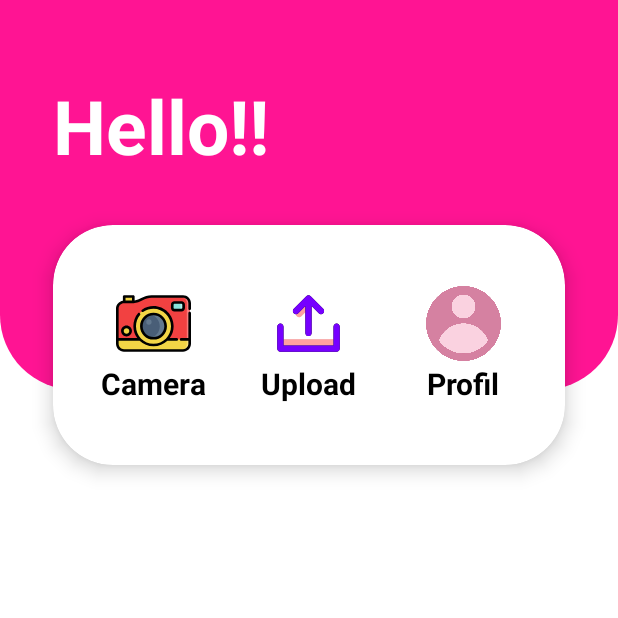
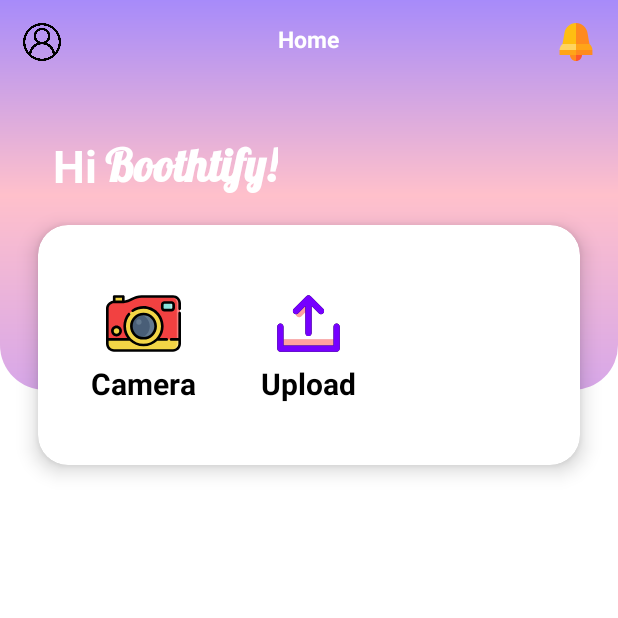
Before and after one commit to Rakhasptro/BelajarAndroidStudio, an Android app: the screen it shows after launch once a user with an empty profile is signed in (MainActivity), on a phone screen of 412 x 824 dp, the top half of it. Run offline under Robolectric (Android 15) with nearby library versions, the phone set to English and light mode, and no system bars; our stand-ins replace Firebase (no records; nobody signed in at launch, a user with empty details on screens opened directly).

Commit message:
update main

```diff
--- /dev/null
+++ b/app/src/main/res/drawable/ic_notif_icon.xml
@@ -0,0 +1,30 @@
+<vector xmlns:android="http://schemas.android.com/apk/res/android"
+    android:width="800dp"
+    android:height="800dp"
+    android:viewportWidth="512"
+    android:viewportHeight="512">
+  <path
+      android:pathData="M174.74,430.93c0,44.88 36.38,81.07 81.26,81.07l22.26,-103.33L174.74,430.93z"
+      android:fillColor="#FF8A1E"/>
+  <path
+      android:pathData="M256,512c44.88,0 81.26,-36.19 81.26,-81.07L256,408.67V512L256,512z"
+      android:fillColor="#FF562B"/>
+  <path
+      android:pathData="M34.85,364.14l0,66.79l221.15,0l22.26,-89.05z"
+      android:fillColor="#FFA418"/>
+  <path
+      android:pathData="M256,0C176.16,0 111.84,59.67 99.96,136.48c-5.68,36.76 -25.84,146.54 -25.84,146.54l204.14,22.26L256,0z"
+      android:fillColor="#FFBE11"/>
+  <path
+      android:pathData="M437.88,283.02c0,0 -20.16,-109.77 -25.84,-146.54C400.16,59.67 335.84,0 256,0v305.28L437.88,283.02z"
+      android:fillColor="#FF8A1E"/>
+  <path
+      android:pathData="M256,341.88l0,89.05l221.15,0l0,-66.79z"
+      android:fillColor="#FF8A1E"/>
+  <path
+      android:pathData="M256,283.02H74.12c-23.91,18.92 -39.28,48.42 -39.28,81.13H256l22.26,-40.56L256,283.02z"
+      android:fillColor="#FFD460"/>
+  <path
+      android:pathData="M437.88,283.02H256v81.13h221.15C477.15,331.43 461.78,301.94 437.88,283.02z"
+      android:fillColor="#FFA418"/>
+</vector>
--- /dev/null
+++ b/app/src/main/res/drawable/ic_notification_bell.xml
@@ -0,0 +1,5 @@
+<vector xmlns:android="http://schemas.android.com/apk/res/android" android:height="24dp" android:tint="#000000" android:viewportHeight="960" android:viewportWidth="960" android:width="24dp">
+
+    <path android:fillColor="@android:color/white" android:pathData="M440,600L520,600L520,520L600,520L600,440L520,440L520,360L440,360L440,440L360,440L360,520L440,520L440,600ZM160,760L160,680L240,680L240,400Q240,317 290,252.5Q340,188 420,168L420,140Q420,115 437.5,97.5Q455,80 480,80Q505,80 522.5,97.5Q540,115 540,140L540,168Q620,188 670,252.5Q720,317 720,400L720,680L800,680L800,760L160,760ZM480,460L480,460L480,460L480,460Q480,460 480,460Q480,460 480,460Q480,460 480,460Q480,460 480,460ZM480,880Q447,880 423.5,856.5Q400,833 400,800L560,800Q560,833 536.5,856.5Q513,880 480,880ZM320,680L640,680L640,400Q640,334 593,287Q546,240 480,240Q414,240 367,287Q320,334 320,400L320,680Z"/>
+
+</vector>
--- a/app/src/main/res/drawable/main_container.xml
+++ b/app/src/main/res/drawable/main_container.xml
@@ -2,8 +2,8 @@
 <shape xmlns:android="http://schemas.android.com/apk/res/android">
     <solid android:color="@color/white" />
     <corners
-        android:topLeftRadius="50dp"
-        android:topRightRadius="50dp"
-        android:bottomLeftRadius="50dp"
-        android:bottomRightRadius="50dp" />
+        android:topLeftRadius="20dp"
+        android:topRightRadius="20dp"
+        android:bottomLeftRadius="20dp"
+        android:bottomRightRadius="20dp" />
 </shape>
--- a/app/src/main/res/drawable/oval_container.xml
+++ b/app/src/main/res/drawable/oval_container.xml
@@ -1,7 +1,12 @@
 <?xml version="1.0" encoding="utf-8"?>
     <shape xmlns:android="http://schemas.android.com/apk/res/android">
-        <solid android:color="@color/pink" />
         <corners
-            android:bottomLeftRadius="50dp"
-            android:bottomRightRadius="50dp" />
+            android:bottomLeftRadius="30dp"
+            android:bottomRightRadius="30dp" />
+    <gradient
+        android:type="linear"
+        android:angle="90"
+        android:startColor="@color/gradient_top_light_purple"
+        android:centerColor="@color/gradient_mid_pink"
+        android:endColor="@color/gradient_bottom_deep_purple"/>
     </shape>
--- a/app/src/main/res/layout/activity_main.xml
+++ b/app/src/main/res/layout/activity_main.xml
@@ -1,6 +1,5 @@
 <?xml version="1.0" encoding="utf-8"?>
-<androidx.constraintlayout.widget.ConstraintLayout
-    xmlns:android="http://schemas.android.com/apk/res/android"
+<androidx.constraintlayout.widget.ConstraintLayout xmlns:android="http://schemas.android.com/apk/res/android"
     xmlns:app="http://schemas.android.com/apk/res-auto"
     xmlns:tools="http://schemas.android.com/tools"
     android:id="@+id/main"
@@ -22,23 +21,100 @@
         android:id="@+id/title"
         android:layout_width="wrap_content"
         android:layout_height="wrap_content"
+        android:layout_marginStart="35dp"
+        android:layout_marginTop="90dp"
         android:text="@string/welcome_title"
         android:textColor="@color/white"
-        android:layout_marginTop="50dp"
-        android:layout_marginStart="35dp"
-        android:textSize="50sp"
+        android:textSize="30sp"
         android:textStyle="bold"
-        app:layout_constraintTop_toTopOf="parent"
-        app:layout_constraintStart_toStartOf="parent" />
+        app:layout_constraintStart_toStartOf="parent"
+        app:layout_constraintTop_toTopOf="parent" />
+
+    <TextView
+        android:id="@+id/title_user"
+        android:layout_width="wrap_content"
+        android:layout_height="wrap_content"
+        android:layout_marginStart="70dp"
+        android:layout_marginTop="91dp"
+        android:fontFamily="@font/lobster_regular"
+        android:text="@string/title_user"
+        android:textColor="@color/white"
+        android:textSize="30sp"
+        android:textStyle="bold"
+        app:layout_constraintStart_toStartOf="parent"
+        app:layout_constraintTop_toTopOf="parent" />
+
+    <LinearLayout
+        android:layout_width="0dp"
+        android:layout_height="wrap_content"
+        android:layout_marginTop="15dp"
+        android:gravity="fill_vertical"
+        android:orientation="horizontal"
+        android:weightSum="3"
+        android:baselineAligned="false"
+        app:layout_constraintEnd_toEndOf="parent"
+        app:layout_constraintStart_toStartOf="parent"
+        app:layout_constraintTop_toTopOf="parent">
+
+        <LinearLayout
+            android:layout_width="0dp"
+            android:layout_height="wrap_content"
+            android:layout_marginStart="15dp"
+            android:layout_weight="1"
+            android:gravity="start"
+            android:orientation="vertical">
+
+            <ImageView
+                android:id="@+id/icon_profile"
+                android:layout_width="25dp"
+                android:layout_height="25dp"
+                android:background="?attr/selectableItemBackgroundBorderless"
+                android:contentDescription="@string/des_content3"
+                android:src="@drawable/ic_profile_icon" />
+        </LinearLayout>
+
+        <LinearLayout
+            android:layout_width="0dp"
+            android:layout_height="wrap_content"
+            android:layout_weight="1"
+            android:gravity="center"
+            android:orientation="vertical">
+
+            <TextView
+                android:id="@+id/page_home"
+                android:layout_width="wrap_content"
+                android:layout_height="wrap_content"
+                android:text="@string/page_home"
+                android:textColor="@color/white"
+                android:textSize="15sp"
+                android:textStyle="bold" />
+        </LinearLayout>
+
+        <LinearLayout
+            android:layout_width="0dp"
+            android:layout_height="wrap_content"
+            android:layout_marginEnd="15dp"
+            android:layout_weight="1"
+            android:gravity="end"
+            android:orientation="vertical">
+
+            <ImageView
+                android:id="@+id/icon_settings"
+                android:layout_width="25dp"
+                android:layout_height="25dp"
+                android:src="@drawable/ic_notif_icon"
+                android:contentDescription="@string/des_content4"/>
+        </LinearLayout>
+    </LinearLayout>
 
     <androidx.cardview.widget.CardView
         android:id="@+id/card_login"
         android:layout_width="0dp"
         android:layout_height="160dp"
-        android:layout_marginStart="35dp"
+        android:layout_marginStart="25dp"
+        android:layout_marginEnd="25dp"
         android:layout_marginTop="150dp"
-        android:layout_marginEnd="35dp"
-        app:cardCornerRadius="40dp"
+        app:cardCornerRadius="20dp"
         app:cardElevation="8dp"
         app:layout_constraintEnd_toEndOf="parent"
         app:layout_constraintStart_toStartOf="parent"
@@ -47,79 +123,61 @@
         <LinearLayout
             android:layout_width="match_parent"
             android:layout_height="match_parent"
+            android:gravity="center_vertical"
             android:orientation="horizontal"
+            android:padding="16dp"
             android:weightSum="3"
-            android:padding="16dp"
-            android:gravity="center_vertical">
+            android:baselineAligned="false">
+
             <LinearLayout
                 android:layout_width="0dp"
                 android:layout_height="wrap_content"
                 android:layout_weight="1"
-                android:orientation="vertical"
-                android:gravity="center">
+                android:gravity="center"
+                android:orientation="vertical">
+
                 <ImageView
-                    android:id="@+id/icon_kamera"
+                    android:id="@+id/icon_camera"
                     android:layout_width="50dp"
                     android:layout_height="50dp"
-                    android:src="@drawable/ic_camera_alert"
                     android:background="?attr/selectableItemBackgroundBorderless"
-                    android:contentDescription="@string/des_content1"/>
+                    android:contentDescription="@string/des_content1"
+                    android:src="@drawable/ic_camera_alert" />
+
                 <TextView
                     android:layout_width="wrap_content"
                     android:layout_height="wrap_content"
+                    android:layout_marginTop="1dp"
                     android:text="@string/cam"
-                    android:textStyle="bold"
                     android:textColor="@color/black"
                     android:textSize="20sp"
-                    android:layout_marginTop="1dp"/>
+                    android:textStyle="bold" />
             </LinearLayout>
 
             <LinearLayout
                 android:layout_width="0dp"
                 android:layout_height="wrap_content"
                 android:layout_weight="1"
-                android:orientation="vertical"
-                android:gravity="center">
+                android:gravity="center"
+                android:orientation="vertical">
+
                 <ImageView
                     android:id="@+id/icon_file"
                     android:layout_width="50dp"
                     android:layout_height="50dp"
-                    android:src="@drawable/ic_upload_photo"
                     android:background="?attr/selectableItemBackgroundBorderless"
-                    android:contentDescription="@string/des_content2"/>
+                    android:contentDescription="@string/des_content2"
+                    android:src="@drawable/ic_upload_photo" />
+
                 <TextView
                     android:layout_width="wrap_content"
                     android:layout_height="wrap_content"
-                    android:textStyle="bold"
+                    android:layout_marginTop="1dp"
+                    android:text="@string/upload_photo"
                     android:textColor="@color/black"
-                    android:text="@string/upload_photo"
                     android:textSize="20sp"
-                    android:layout_marginTop="1dp"/>
+                    android:textStyle="bold" />
             </LinearLayout>
-
-            <LinearLayout
-                android:layout_width="0dp"
-                android:layout_height="wrap_content"
-                android:layout_weight="1"
-                android:orientation="vertical"
-                android:gravity="center">
-                <ImageView
-                    android:id="@+id/icon_profile"
-                    android:layout_width="50dp"
-                    android:layout_height="50dp"
-                    android:src="@drawable/ic_icon_profile"
-                    android:background="?attr/selectableItemBackgroundBorderless"
-                    android:contentDescription="@string/des_content3"/>
-                <TextView
-                    android:layout_width="wrap_content"
-                    android:layout_height="wrap_content"
-                    android:textStyle="bold"
-                    android:textColor="@color/black"
-                    android:text="@string/profil"
-                    android:textSize="20sp"
-                    android:layout_marginTop="1dp"/>
-            </LinearLayout>
-
         </LinearLayout>
     </androidx.cardview.widget.CardView>
 </androidx.constraintlayout.widget.ConstraintLayout>
--- a/app/src/main/res/values/colors.xml
+++ b/app/src/main/res/values/colors.xml
@@ -7,8 +7,13 @@
     <color name="teal_700">#FF018786</color>
     <color name="black">#FF000000</color>
     <color name="white">#FFFFFFFF</color>
-    <color name="pink">#ff1493</color>
+    <color name="royal_fuchsia">#CF268A</color>
     <color name="ungu">#9441bd</color>
     <color name="transparent">#00FFFFFF</color>
     <color name="grey">#e9e9e9</color>
+    <color name="gradient_start_purple">#E1BEE7</color>
+    <color name="gradient_mid_pink">#FFC0CB</color>
+    <color name="gradient_end_orange">#FFDAB9</color>
+    <color name="gradient_top_light_purple">#D7A7E9</color>
+    <color name="gradient_bottom_deep_purple">#A78BFA</color>
 </resources>
--- a/app/src/main/res/values/strings.xml
+++ b/app/src/main/res/values/strings.xml
@@ -18,11 +18,14 @@
     <string name="full_name">Enter full name</string>
     <string name="get_started">Get Started</string>
     <string name="subTitle_sigin">Join now! Create your account in minutes and start capturing every important moment</string>
-    <string name="welcome_title">Hello!!</string>
+    <string name="welcome_title">Hi</string>
     <string name="cam">Camera</string>
     <string name="upload_photo">Upload</string>
     <string name="des_content1">Camera</string>
     <string name="des_content2">Upload</string>
-    <string name="profil">Profil</string>
-    <string name="des_content3">Profil</string>
+    <string name="profile">Profile</string>
+    <string name="des_content3">Profile</string>
+    <string name="title_user">Boothtify!</string>
+    <string name="page_home">Home</string>
+    <string name="des_content4">Notification</string>
 </resources>
```
Also changed, not shown: app/src/main/res/drawable/ic_icon_profile.webp (deleted), app/src/main/res/drawable/ic_profile_icon.webp (added), app/src/main/res/font/lobster_regular.ttf (added).
